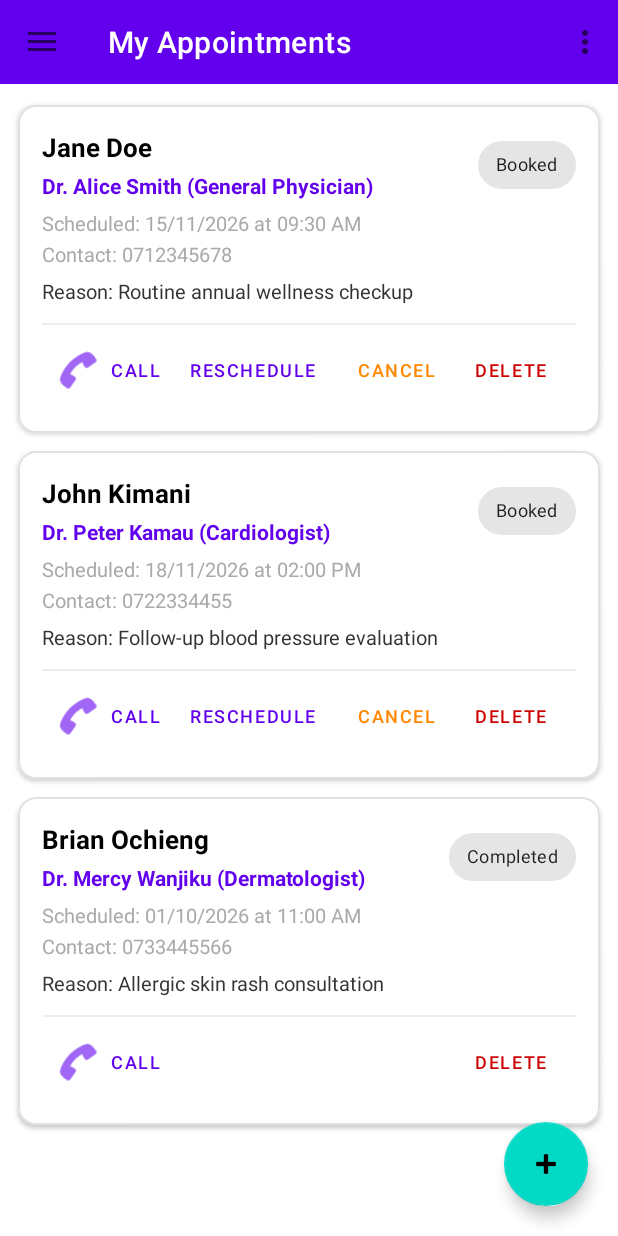
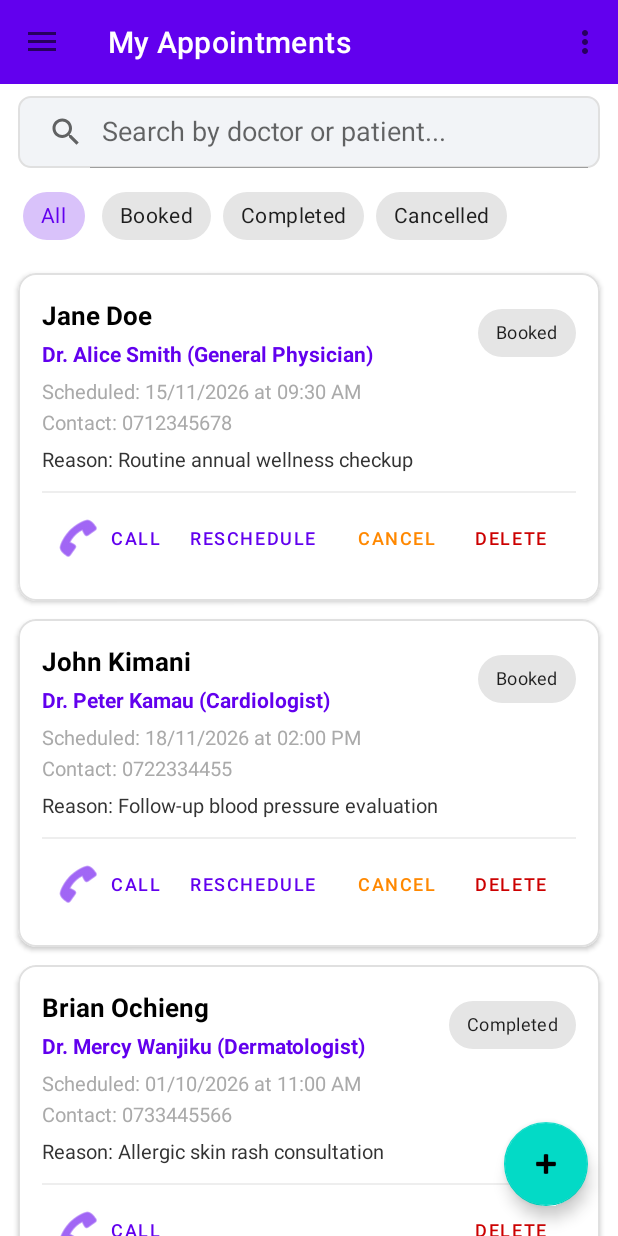
Before and after one commit to JNjue1/AppointmentManagement1, an Android app: the MyAppointmentsFragment screen opened through its navigation route, on a phone screen of 412 x 824 dp. Run offline under Robolectric (Android 15) with nearby library versions, the phone set to English and light mode, and no system bars; our stand-ins replace data binding, navigation-ui.

Commit message:
feat(filter): add status filter chips and search query filtering in MyAppointmentsFragment

```diff
--- a/app/src/main/java/com/example/appointmentmanagement1/ui/appointments/MyAppointmentsFragment.kt
+++ b/app/src/main/java/com/example/appointmentmanagement1/ui/appointments/MyAppointmentsFragment.kt
@@ -1,28 +1,31 @@
 package com.example.appointmentmanagement1.ui.appointments
-import android.content.Intent
-import androidx.appcompat.app.AlertDialog
-import com.example.appointmentmanagement1.model.AppointmentStatus
+
 import android.app.DatePickerDialog
 import android.app.TimePickerDialog
-import com.example.appointmentmanagement1.databinding.DialogRescheduleBinding
-import java.util.Calendar
-import java.util.Locale
+import android.content.Intent
 import android.net.Uri
 import android.os.Bundle
 import android.view.LayoutInflater
 import android.view.View
 import android.view.ViewGroup
 import android.widget.Toast
+import androidx.appcompat.app.AlertDialog
+import androidx.appcompat.widget.SearchView
 import androidx.fragment.app.Fragment
 import androidx.navigation.fragment.findNavController
 import androidx.recyclerview.widget.LinearLayoutManager
 import com.example.appointmentmanagement1.R
+import com.example.appointmentmanagement1.databinding.DialogRescheduleBinding
 import com.example.appointmentmanagement1.databinding.FragmentMyAppointmentsBinding
 import com.example.appointmentmanagement1.model.Appointment
+import com.example.appointmentmanagement1.model.AppointmentStatus
 import com.example.appointmentmanagement1.repository.AppointmentRepository
+import java.util.Calendar
+import java.util.Locale
 
 /**
- * Fragment displaying the list of all scheduled appointments.
+ * Fragment displaying the list of all scheduled appointments with real-time
+ * query search and status filtering.
  */
 class MyAppointmentsFragment : Fragment() {
 
@@ -30,6 +33,10 @@ class MyAppointmentsFragment : Fragment() {
     private val binding get() = _binding!!
 
     private lateinit var appointmentAdapter: AppointmentAdapter
+
+    // Current active filter states
+    private var currentSearchQuery: String = ""
+    private var selectedStatusFilter: AppointmentStatus? = null
 
     override fun onCreateView(
         inflater: LayoutInflater,
@@ -45,17 +52,14 @@ class MyAppointmentsFragment : Fragment() {
 
         setupRecyclerView()
         setupListeners()
+        setupSearchAndFilters()
     }
 
     override fun onResume() {
         super.onResume()
-        // Reload appointments from repository to capture newly booked or updated records
-        loadAppointments()
+        applyFilters()
     }
 
-    /**
-     * Initializes the RecyclerView with LinearLayoutManager and AppointmentAdapter.
-     */
     private fun setupRecyclerView() {
         appointmentAdapter = AppointmentAdapter(
             appointments = mutableListOf(),
@@ -79,25 +83,63 @@ class MyAppointmentsFragment : Fragment() {
         }
     }
 
-    /**
-     * Configures button actions on the screen.
-     */
     private fun setupListeners() {
-        // Floating action button routes to BookAppointmentFragment
         binding.fabBookAppointment.setOnClickListener {
             findNavController().navigate(R.id.action_myAppointments_to_bookAppointment)
         }
     }
 
     /**
-     * Queries the singleton repository and synchronizes data with the adapter.
+     * Attaches query listeners to SearchView and check listeners to the status ChipGroup.
      */
-    private fun loadAppointments() {
-        val list = AppointmentRepository.getAllAppointments()
-        appointmentAdapter.updateData(list)
+    private fun setupSearchAndFilters() {
+        // Real-time search query listener
+        binding.searchView.setOnQueryTextListener(object : SearchView.OnQueryTextListener {
+            override fun onQueryTextSubmit(query: String?): Boolean {
+                currentSearchQuery = query.orEmpty().trim()
+                applyFilters()
+                return true
+            }
 
-        // Toggle empty state visibility
-        if (list.isEmpty()) {
+            override fun onQueryTextChange(newText: String?): Boolean {
+                currentSearchQuery = newText.orEmpty().trim()
+                applyFilters()
+                return true
+            }
+        })
+
+        // Status chip single-selection listener
+        binding.chipGroupStatus.setOnCheckedStateChangeListener { _, checkedIds ->
+            selectedStatusFilter = when {
+                checkedIds.contains(R.id.chipBooked) -> AppointmentStatus.BOOKED
+                checkedIds.contains(R.id.chipCompleted) -> AppointmentStatus.COMPLETED
+                checkedIds.contains(R.id.chipCancelled) -> AppointmentStatus.CANCELLED
+                else -> null // "All" selected
+            }
+            applyFilters()
+        }
+    }
+
+    /**
+     * Combines query search and status criteria to filter the master repository list.
+     */
+    private fun applyFilters() {
+        val masterList = AppointmentRepository.getAllAppointments()
+
+        val filtered = masterList.filter { appointment ->
+            val matchesStatus = (selectedStatusFilter == null) || (appointment.status == selectedStatusFilter)
+            val matchesQuery = currentSearchQuery.isEmpty() ||
+                    appointment.doctorName.contains(currentSearchQuery, ignoreCase = true) ||
+                    appointment.patientName.contains(currentSearchQuery, ignoreCase = true) ||
+                    appointment.reason.contains(currentSearchQuery, ignoreCase = true)
+
+            matchesStatus && matchesQuery
+        }
+
+        appointmentAdapter.updateData(filtered)
+
+        // Empty state visibility toggle
+        if (filtered.isEmpty()) {
             binding.layoutEmptyState.visibility = View.VISIBLE
             binding.rvAppointments.visibility = View.GONE
         } else {
@@ -108,29 +150,39 @@ class MyAppointmentsFragment : Fragment() {
 
     private fun handleCallClick(appointment: Appointment) {
         val phoneNumber = appointment.phone.trim()
-
         if (phoneNumber.isEmpty()) {
             Toast.makeText(requireContext(), "No phone number available", Toast.LENGTH_SHORT).show()
             return
         }
 
-        // Create an implicit intent targeted at the telephone dialer
         val dialIntent = Intent(Intent.ACTION_DIAL).apply {
             data = Uri.parse("tel:$phoneNumber")
         }
-
-        // Verify that there is an app installed capable of handling the dial intent
-        if (dialIntent.resolveActivity(requireActivity().packageManager) != null) {
-            startActivity(dialIntent)
-        } else {
-            // Fallback for emulators without telephony hardware or restricted environments
-            startActivity(dialIntent)
-        }
+        startActivity(dialIntent)
     }
 
-    /**
-     * Displays a custom AlertDialog to update the appointment's date and time.
-     */
+    private fun showCancelConfirmationDialog(appointment: Appointment) {
+        if (appointment.status == AppointmentStatus.CANCELLED) {
+            Toast.makeText(requireContext(), "This appointment is already cancelled", Toast.LENGTH_SHORT).show()
+            return
+        }
+
+        AlertDialog.Builder(requireContext())
+            .setTitle("Cancel Appointment")
+            .setMessage("Are you sure you want to cancel the appointment with ${appointment.doctorName} on ${appointment.date}?")
+            .setPositiveButton("Yes, Cancel") { _, _ ->
+                val success = AppointmentRepository.updateStatus(appointment.id, AppointmentStatus.CANCELLED)
+                if (success) {
+                    Toast.makeText(requireContext(), "Appointment cancelled successfully", Toast.LENGTH_SHORT).show()
+                    applyFilters()
+                } else {
+                    Toast.makeText(requireContext(), "Failed to update appointment", Toast.LENGTH_SHORT).show()
+                }
+            }
+            .setNegativeButton("No", null)
+            .show()
+    }
+
     private fun handleRescheduleClick(appointment: Appointment) {
         val dialogBinding = DialogRescheduleBinding.inflate(layoutInflater)
         val calendar = Calendar.getInstance()
@@ -141,7 +193,6 @@ class MyAppointmentsFragment : Fragment() {
         dialogBinding.etRescheduleDate.setText(appointment.date)
         dialogBinding.etRescheduleTime.setText(appointment.time)
 
-        // Setup DatePicker on dialog date input
         dialogBinding.etRescheduleDate.setOnClickListener {
             val datePicker = DatePickerDialog(
                 requireContext(),
@@ -164,7 +215,6 @@ class MyAppointmentsFragment : Fragment() {
             datePicker.show()
         }
 
-        // Setup TimePicker on dialog time input
         dialogBinding.etRescheduleTime.setOnClickListener {
             val timePicker = TimePickerDialog(
                 requireContext(),
@@ -208,7 +258,7 @@ class MyAppointmentsFragment : Fragment() {
 
                 if (success) {
                     Toast.makeText(requireContext(), "Appointment rescheduled to $newDate at $newTime", Toast.LENGTH_SHORT).show()
-                    loadAppointments()
+                    applyFilters()
                 } else {
                     Toast.makeText(requireContext(), "Failed to reschedule appointment", Toast.LENGTH_SHORT).show()
                 }
@@ -216,34 +266,7 @@ class MyAppointmentsFragment : Fragment() {
             .setNegativeButton("Cancel", null)
             .show()
     }
-    /**
-     * Prompts the user with a confirmation dialog before cancelling an appointment.
-     */
-    private fun showCancelConfirmationDialog(appointment: Appointment) {
-        if (appointment.status == AppointmentStatus.CANCELLED) {
-            Toast.makeText(requireContext(), "This appointment is already cancelled", Toast.LENGTH_SHORT).show()
-            return
-        }
 
-        AlertDialog.Builder(requireContext())
-            .setTitle("Cancel Appointment")
-            .setMessage("Are you sure you want to cancel the appointment with ${appointment.doctorName} on ${appointment.date}?")
-            .setPositiveButton("Yes, Cancel") { _, _ ->
-                val success = AppointmentRepository.updateStatus(appointment.id, AppointmentStatus.CANCELLED)
-                if (success) {
-                    Toast.makeText(requireContext(), "Appointment cancelled successfully", Toast.LENGTH_SHORT).show()
-                    loadAppointments()
-                } else {
-                    Toast.makeText(requireContext(), "Failed to update appointment", Toast.LENGTH_SHORT).show()
-                }
-            }
-            .setNegativeButton("No", null)
-            .show()
-    }
-
-    /**
-     * Prompts the user with an AlertDialog before permanently deleting an appointment.
-     */
     private fun handleDeleteClick(appointment: Appointment) {
         AlertDialog.Builder(requireContext())
             .setTitle("Delete Appointment")
@@ -252,7 +275,7 @@ class MyAppointmentsFragment : Fragment() {
                 val removed = AppointmentRepository.deleteAppointment(appointment.id)
                 if (removed) {
                     Toast.makeText(requireContext(), "Appointment deleted", Toast.LENGTH_SHORT).show()
-                    loadAppointments()
+                    applyFilters()
                 } else {
                     Toast.makeText(requireContext(), "Failed to delete appointment", Toast.LENGTH_SHORT).show()
                 }
--- /dev/null
+++ b/app/src/main/res/drawable/bg_search_input.xml
@@ -0,0 +1,9 @@
+<?xml version="1.0" encoding="utf-8"?>
+<shape xmlns:android="http://schemas.android.com/apk/res/android"
+    android:shape="rectangle">
+    <corners android:radius="8dp" />
+    <solid android:color="#F2F4F7" />
+    <stroke
+        android:width="1dp"
+        android:color="#E0E0E0" />
+</shape>
--- a/app/src/main/res/layout/fragment_my_appointments.xml
+++ b/app/src/main/res/layout/fragment_my_appointments.xml
@@ -7,21 +7,86 @@
     android:layout_height="match_parent"
     tools:context=".ui.appointments.MyAppointmentsFragment">
 
+    <!-- Search Input Box -->
+    <androidx.appcompat.widget.SearchView
+        android:id="@+id/searchView"
+        android:layout_width="0dp"
+        android:layout_height="wrap_content"
+        android:layout_marginHorizontal="12dp"
+        android:layout_marginTop="8dp"
+        android:background="@drawable/bg_search_input"
+        app:iconifiedByDefault="false"
+        app:queryHint="Search by doctor or patient..."
+        app:layout_constraintTop_toTopOf="parent"
+        app:layout_constraintStart_toStartOf="parent"
+        app:layout_constraintEnd_toEndOf="parent" />
+
+    <!-- Filter Chips Container -->
+    <HorizontalScrollView
+        android:id="@+id/hsvFilters"
+        android:layout_width="0dp"
+        android:layout_height="wrap_content"
+        android:layout_marginTop="8dp"
+        android:scrollbars="none"
+        app:layout_constraintTop_toBottomOf="@id/searchView"
+        app:layout_constraintStart_toStartOf="parent"
+        app:layout_constraintEnd_toEndOf="parent">
+
+        <com.google.android.material.chip.ChipGroup
+            android:id="@+id/chipGroupStatus"
+            android:layout_width="wrap_content"
+            android:layout_height="wrap_content"
+            android:paddingHorizontal="12dp"
+            app:singleSelection="true"
+            app:selectionRequired="true">
+
+            <com.google.android.material.chip.Chip
+                android:id="@+id/chipAll"
+                style="@style/Widget.MaterialComponents.Chip.Choice"
+                android:layout_width="wrap_content"
+                android:layout_height="wrap_content"
+                android:checked="true"
+                android:text="All" />
+
+            <com.google.android.material.chip.Chip
+                android:id="@+id/chipBooked"
+                style="@style/Widget.MaterialComponents.Chip.Choice"
+                android:layout_width="wrap_content"
+                android:layout_height="wrap_content"
+                android:text="Booked" />
+
+            <com.google.android.material.chip.Chip
+                android:id="@+id/chipCompleted"
+                style="@style/Widget.MaterialComponents.Chip.Choice"
+                android:layout_width="wrap_content"
+                android:layout_height="wrap_content"
+                android:text="Completed" />
+
+            <com.google.android.material.chip.Chip
+                android:id="@+id/chipCancelled"
+                style="@style/Widget.MaterialComponents.Chip.Choice"
+                android:layout_width="wrap_content"
+                android:layout_height="wrap_content"
+                android:text="Cancelled" />
+        </com.google.android.material.chip.ChipGroup>
+    </HorizontalScrollView>
+
     <!-- Primary Scrolling List -->
     <androidx.recyclerview.widget.RecyclerView
         android:id="@+id/rvAppointments"
         android:layout_width="0dp"
         android:layout_height="0dp"
+        android:layout_marginTop="4dp"
         android:clipToPadding="false"
-        android:paddingTop="8dp"
+        android:paddingTop="4dp"
         android:paddingBottom="80dp"
-        app:layout_constraintTop_toTopOf="parent"
+        app:layout_constraintTop_toBottomOf="@id/hsvFilters"
         app:layout_constraintBottom_toBottomOf="parent"
         app:layout_constraintStart_toStartOf="parent"
         app:layout_constraintEnd_toEndOf="parent"
         tools:listitem="@layout/item_appointment" />
 
-    <!-- Empty State: Displayed when no records exist -->
+    <!-- Empty State -->
     <LinearLayout
         android:id="@+id/layoutEmptyState"
         android:layout_width="wrap_content"
@@ -29,7 +94,7 @@
         android:gravity="center"
         android:orientation="vertical"
         android:visibility="gone"
-        app:layout_constraintTop_toTopOf="parent"
+        app:layout_constraintTop_toBottomOf="@id/hsvFilters"
         app:layout_constraintBottom_toBottomOf="parent"
         app:layout_constraintStart_toStartOf="parent"
         app:layout_constraintEnd_toEndOf="parent">
@@ -42,6 +107,7 @@
             app:tint="@android:color/darker_gray" />
 
         <TextView
+            android:id="@+id/tvEmptyTitle"
             android:layout_width="wrap_content"
             android:layout_height="wrap_content"
             android:layout_marginTop="12dp"
@@ -51,10 +117,11 @@
             android:textStyle="bold" />
 
         <TextView
+            android:id="@+id/tvEmptySubtitle"
             android:layout_width="wrap_content"
             android:layout_height="wrap_content"
             android:layout_marginTop="4dp"
-            android:text="Book your first appointment using the button below"
+            android:text="Try adjusting your search or filter"
             android:textColor="@android:color/darker_gray"
             android:textSize="14sp" />
     </LinearLayout>
```
